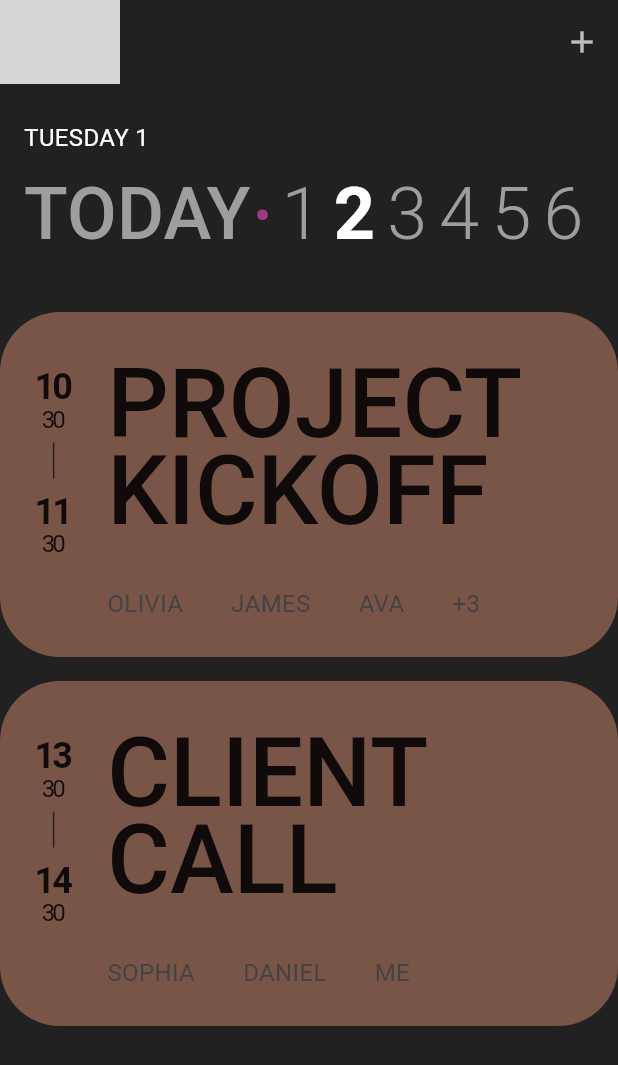
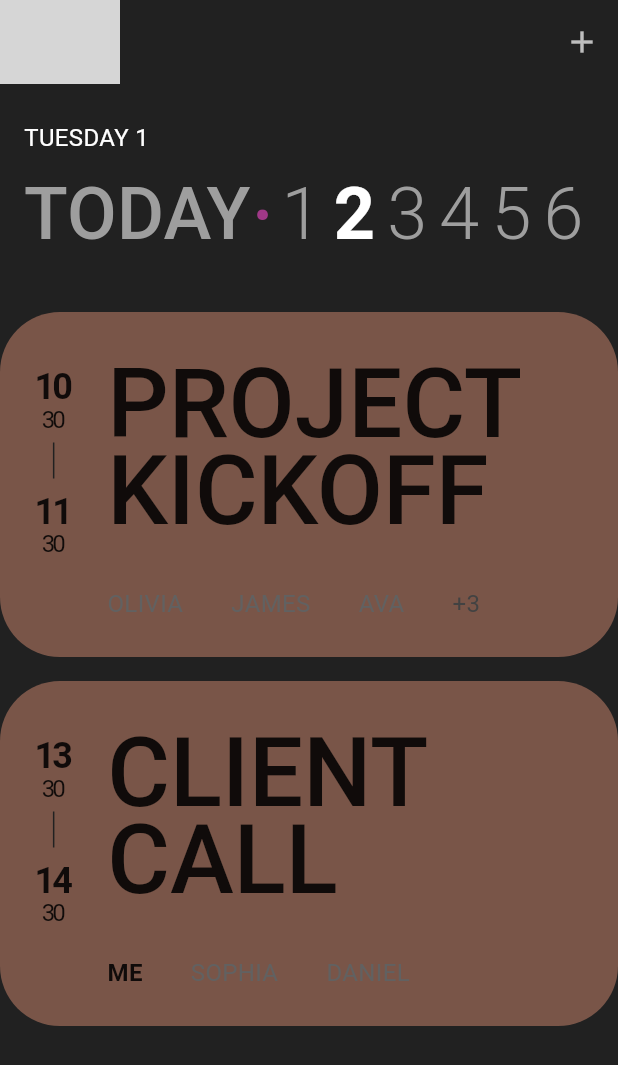
Before and after one commit to 0407chan/flutter_challenge_ui_clone, a Flutter app: the screen it shows after launch, after a tap on an icon or button, on a phone screen of 412 x 824 dp. Shown: the top 1065 px of the screen. Run offline on Flutter 3.47's test engine with Material 3 defaults, Android fonts, the phone set to English and light mode, and no system bars; our stand-ins replace google_fonts; network calls fail; grey boxes are pictures that could not be loaded.

Commit message:
feat: "ME"일때 강하게 처리

```diff
--- a/lib/components/schedule_card.dart
+++ b/lib/components/schedule_card.dart
@@ -10,6 +10,15 @@ class ScheduleCard extends StatelessWidget {
 
   MaterialColor _getRandomColor() {
     return Colors.primaries[Random().nextInt(Colors.primaries.length)];
+  }
+
+  List<String> _getParticipants() {
+    var participants = schedule.participants.toList();
+    if (participants.contains('ME')) {
+      participants.remove('ME');
+      participants.insert(0, 'ME');
+    }
+    return participants;
   }
 
   @override
@@ -86,21 +95,25 @@ class ScheduleCard extends StatelessWidget {
                 ),
                 const SizedBox(height: 8),
                 Row(children: [
-                  for (var participant in schedule.participants.take(3))
+                  for (var participant in _getParticipants().take(3))
                     Padding(
                       padding: const EdgeInsets.only(right: 32),
                       child: Text(
                         participant,
                         style: Theme.of(context).textTheme.bodyMedium?.copyWith(
-                              color: Colors.grey[800],
-                            ),
+                            color: participant == "ME"
+                                ? Colors.black87
+                                : Colors.grey[700],
+                            fontWeight: participant == "ME"
+                                ? FontWeight.bold
+                                : FontWeight.normal),
                       ),
                     ),
-                  if (schedule.participants.length > 3)
+                  if (_getParticipants().length > 3)
                     Padding(
                       padding: const EdgeInsets.only(right: 32),
                       child: Text(
-                        '+${schedule.participants.length - 3}',
+                        '+${_getParticipants().length - 3}',
                         style: Theme.of(context).textTheme.bodyMedium?.copyWith(
                               color: Colors.grey[800],
                             ),
--- a/lib/constants/schedules.dart
+++ b/lib/constants/schedules.dart
@@ -6,7 +6,23 @@ final List<Schedule> schedules = [
     title: 'TEAM MEETING',
     startAt: DateTime.now(),
     endAt: DateTime.now().add(const Duration(hours: 2)),
-    participants: ['JOHN', 'EMMA', 'MICHAEL', 'SOPHIA', 'ME'],
+    participants: ['JOHN', 'EMMA', 'ME'],
+  ),
+  Schedule(
+    title: 'PROJECT PLANNING MEETING',
+    startAt: DateTime.now(),
+    endAt: DateTime.now().add(const Duration(hours: 2)),
+    participants: [
+      'KIM',
+      'LEE',
+      'PARK',
+    ],
+  ),
+  Schedule(
+    title: 'CUSTOMER FEEDBACK REVIEW',
+    startAt: DateTime.now(),
+    endAt: DateTime.now().add(const Duration(hours: 2)),
+    participants: ['HONG', 'LIM', 'CHOI', 'KANG', 'ME'],
   ),
 
   // 1일 후
```
